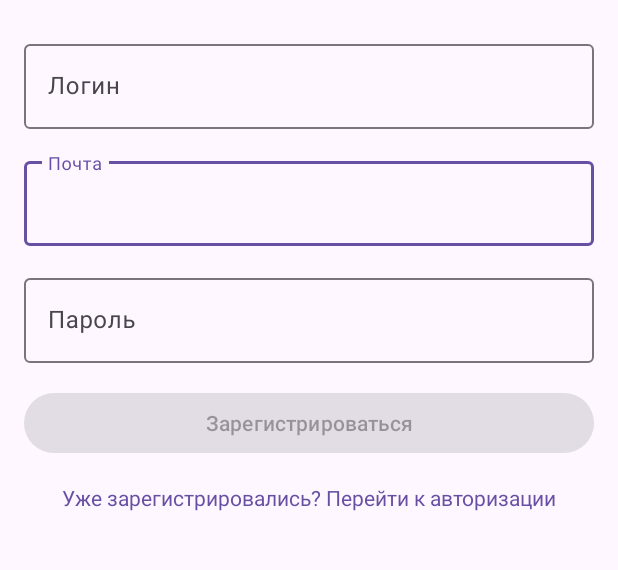
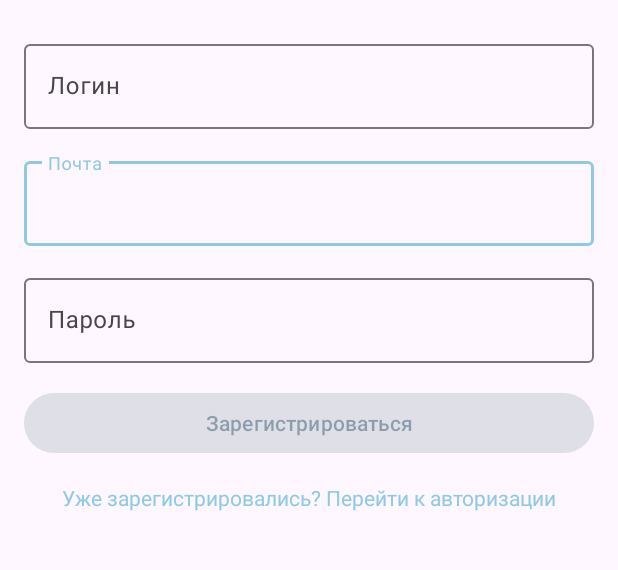
Before and after one commit to nazarovNV/buytown, an Android app: the screen it shows after launch (MainActivity), after a tap on "Впервые в BuyTown? Зарегистрируйтесь", on a phone screen of 412 x 824 dp, the part 221-791 px from its top. Run offline under Robolectric (Android 15) with nearby library versions, the phone set to English and light mode, and no system bars; our stand-ins replace Dagger/Hilt's generated code.

```diff
--- a/app/src/main/res/values/colors.xml
+++ b/app/src/main/res/values/colors.xml
@@ -1,6 +1,11 @@
-<?xml version="1.0" encoding="utf-8"?>
 <resources>
-    <color name="black">#FF000000</color>
-    <color name="white">#FFFFFFFF</color>
-    <color name="grey">#DDD7D7</color>
+    <color name="colorPrimary">#8ECAE6</color>
+    <color name="colorPrimaryVariant">#219EBC</color>
+    <color name="colorOnPrimary">#023047</color>
+    <color name="colorSecondary">#03DAC5</color>
+    <color name="colorOnSecondary">#000000</color>
+    <color name="colorSurface">#FFFFFF</color>
+    <color name="colorOnSurface">#023047</color>
+    <color name="bottomNavActiveColor">#219EBC</color>  <!-- Цвет активного элемента -->
+    <color name="bottomNavBackgroundColor">#8ECAE6</color>  <!-- Цвет фона Bottom Navigation -->
 </resources>
--- a/app/src/main/res/values/themes.xml
+++ b/app/src/main/res/values/themes.xml
@@ -1,8 +1,18 @@
 <resources xmlns:tools="http://schemas.android.com/tools">
     <!-- Base application theme. -->
     <style name="Base.Theme.BuyTown" parent="Theme.Material3.DayNight.NoActionBar">
-        <!-- Customize your light theme here. -->
-        <!-- <item name="colorPrimary">@color/my_light_primary</item> -->
+        <item name="colorPrimary">@color/colorPrimary</item>
+        <item name="colorPrimaryVariant">@color/colorPrimaryVariant</item>
+        <item name="colorOnPrimary">@color/colorOnPrimary</item>
+
+        <item name="colorSecondary">@color/colorSecondary</item>
+        <item name="colorOnSecondary">@color/colorOnSecondary</item>
+
+        <!-- Установка цветов для кнопок -->
+        <item name="colorSurface">@color/colorSurface</item>            <!-- Цвет поверхности -->
+        <item name="colorOnSurface">@color/colorOnSurface</item>         <!-- Текст на кнопках -->
+
+        <!-- Цвет для BottomNavigation -->
     </style>
 
     <style name="Theme.BuyTown" parent="Base.Theme.BuyTown" />
```
Also changed, not shown: app/src/main/res/layout/fragment_product.xml (+12 -8 lines).
